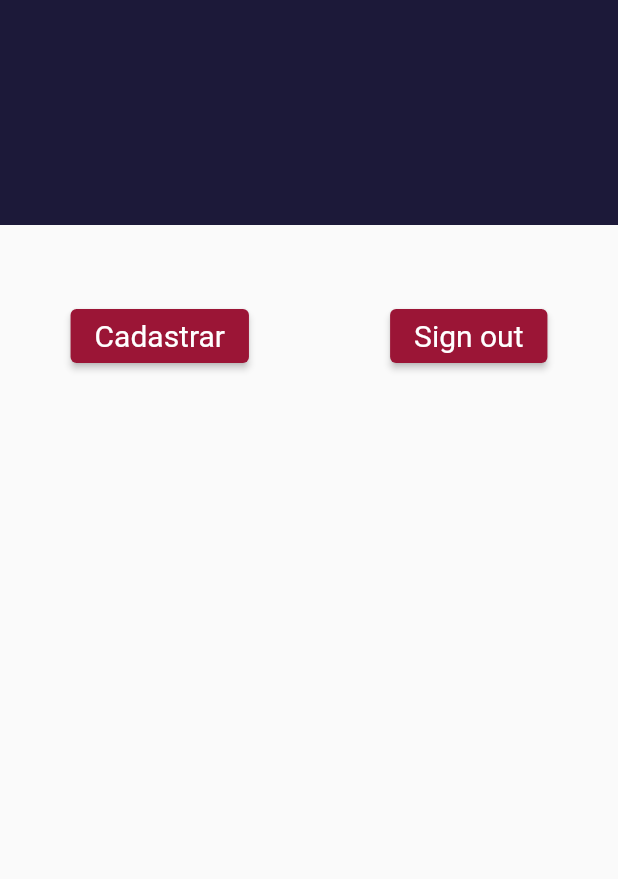
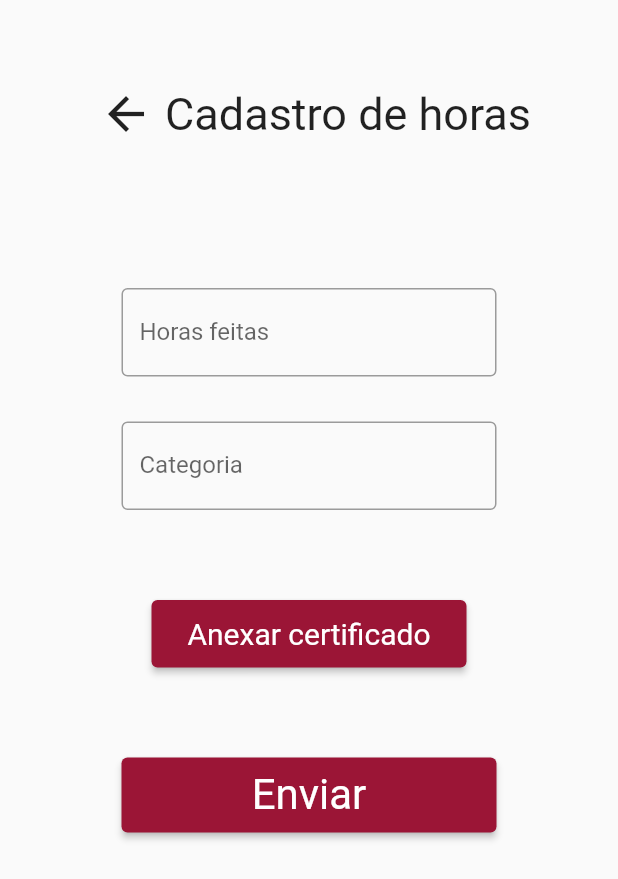
Before and after one commit to JonasCSilva/for_hour, a Flutter app: the HomePage screen opened directly, after a tap on "Cadastrar", on a phone screen of 412 x 824 dp. Shown: the top 879 px of the screen. Run offline on Flutter 3.47's test engine with Material 2 defaults, Android fonts, the phone set to English and light mode, and no system bars.

Commit message:
register page created

```diff
--- a/lib/home_page.dart
+++ b/lib/home_page.dart
@@ -1,5 +1,6 @@
 import 'package:flutter/material.dart';
-import 'package:flutter/rendering.dart';
+import 'package:for_hour/login_page.dart';
+import 'package:for_hour/register_page.dart';
 
 class HomePage extends StatefulWidget {
   const HomePage({super.key});
@@ -14,27 +15,53 @@ class _HomePageState extends State<HomePage> {
     return Scaffold(
         body: Center(
       child: Column(children: [
-        ConstrainedBox(
-            constraints: const BoxConstraints.tightFor(height: 150, width: double.infinity),
-            child: const ColoredBox(color: Color(0xFF1C1939))),
+        Container(
+            height: 150,
+            width: double.infinity,
+            color: const Color(0xFF1C1939),
+            child: const Text('Olá Victor')),
         const SizedBox(height: 50),
         Row(
           mainAxisAlignment: MainAxisAlignment.spaceAround,
           children: [
-            ElevatedButton(
+            Container(
+                height: 100,
+                child: ElevatedButton(
                   style: ElevatedButton.styleFrom(
                       backgroundColor: const Color(0xff9b1536),
                       textStyle: const TextStyle(fontSize: 20)),
-              onPressed: () {},
-              child: const Text('Cadastrar'),
+                  onPressed: () {
+                    Navigator.of(context).push(MaterialPageRoute(
+                        builder: (context) => const RegisterPage()));
+                  },
+                  child: Column(
+                      mainAxisAlignment: MainAxisAlignment.spaceAround,
+                      children: const [
+                        Icon(
+                          Icons.add_outlined,
                         ),
-            ElevatedButton(
+                        Text('Cadastrar')
+                      ]),
+                )),
+            Container(
+                height: 100,
+                child: ElevatedButton(
                   style: ElevatedButton.styleFrom(
                       backgroundColor: const Color(0xff9b1536),
                       textStyle: const TextStyle(fontSize: 20)),
-              onPressed: () {},
-              child: const Text('Sign out'),
-            )
+                  onPressed: () {
+                    Navigator.of(context).push(MaterialPageRoute(
+                        builder: (context) => const LoginPage()));
+                  },
+                  child: Column(
+                      mainAxisAlignment: MainAxisAlignment.spaceAround,
+                      children: const [
+                        Icon(
+                          Icons.logout_outlined,
+                        ),
+                        Text('Sign out')
+                      ]),
+                ))
           ],
         )
       ]),
--- /dev/null
+++ b/lib/register_page.dart
@@ -0,0 +1,83 @@
+import 'package:flutter/material.dart';
+import 'package:for_hour/home_page.dart';
+
+class RegisterPage extends StatefulWidget {
+  const RegisterPage({super.key});
+
+  @override
+  State<RegisterPage> createState() => _RegisterPageState();
+}
+
+class _RegisterPageState extends State<RegisterPage> {
+  @override
+  Widget build(BuildContext context) {
+    return Scaffold(
+      body: SafeArea(
+        minimum: const EdgeInsets.symmetric(vertical: 50),
+        child: Column(
+            mainAxisAlignment: MainAxisAlignment.start,
+            children: <Widget>[
+              Row(
+                  mainAxisAlignment: MainAxisAlignment.center,
+                  children: [
+                IconButton(
+                    iconSize: 36,                    onPressed: () {
+                      Navigator.of(context).pop();
+                    },
+                    icon: const Icon(
+                      Icons.arrow_back,
+                    )),
+                const Text('Cadastro de horas', style: TextStyle(fontSize: 30)),
+              ]),
+              const SizedBox(height: 90),
+              ConstrainedBox(
+                  constraints: const BoxConstraints.tightFor(width: 250),
+                  child: const TextField(
+                    decoration: InputDecoration(
+                      border: OutlineInputBorder(),
+                      labelText: 'Horas feitas',
+                    ),
+                  )),
+              const SizedBox(height: 30),
+              ConstrainedBox(
+                  constraints: const BoxConstraints.tightFor(width: 250),
+                  child: const TextField(
+                    obscureText: true,
+                    decoration: InputDecoration(
+                      border: OutlineInputBorder(),
+                      labelText: 'Categoria',
+                    ),
+                  )),
+              const SizedBox(height: 60),
+              ConstrainedBox(
+                  constraints:
+                      const BoxConstraints.tightFor(width: 210, height: 45),
+                  child: ElevatedButton(
+                    style: ElevatedButton.styleFrom(
+                        backgroundColor: const Color(0xff9b1536),
+                        textStyle: const TextStyle(fontSize: 20)),
+                    onPressed: () {
+                      Navigator.of(context).push(MaterialPageRoute(
+                          builder: (context) => const HomePage()));
+                    },
+                    child: const Text('Anexar certificado'),
+                  )),
+              const SizedBox(height: 60),
+              ConstrainedBox(
+                  constraints:
+                      const BoxConstraints.tightFor(width: 250, height: 50),
+                  child: ElevatedButton(
+                    style: ElevatedButton.styleFrom(
+                        backgroundColor: const Color(0xff9b1536),
+                        textStyle: const TextStyle(fontSize: 28)),
+                    onPressed: () {
+                      Navigator.of(context).push(MaterialPageRoute(
+                          builder: (context) => const HomePage()));
+                    },
+                    child: const Text('Enviar'),
+                  )),
+            ]),
+      ),
+    );
+  }
+}
```
Lines whose indentation alone changed are shown as unchanged.
